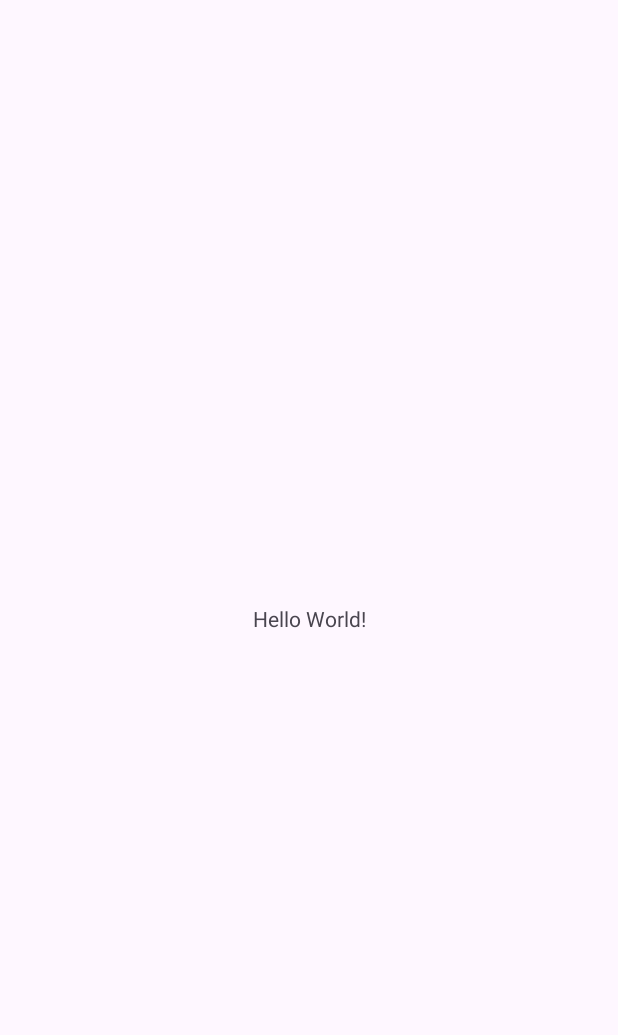
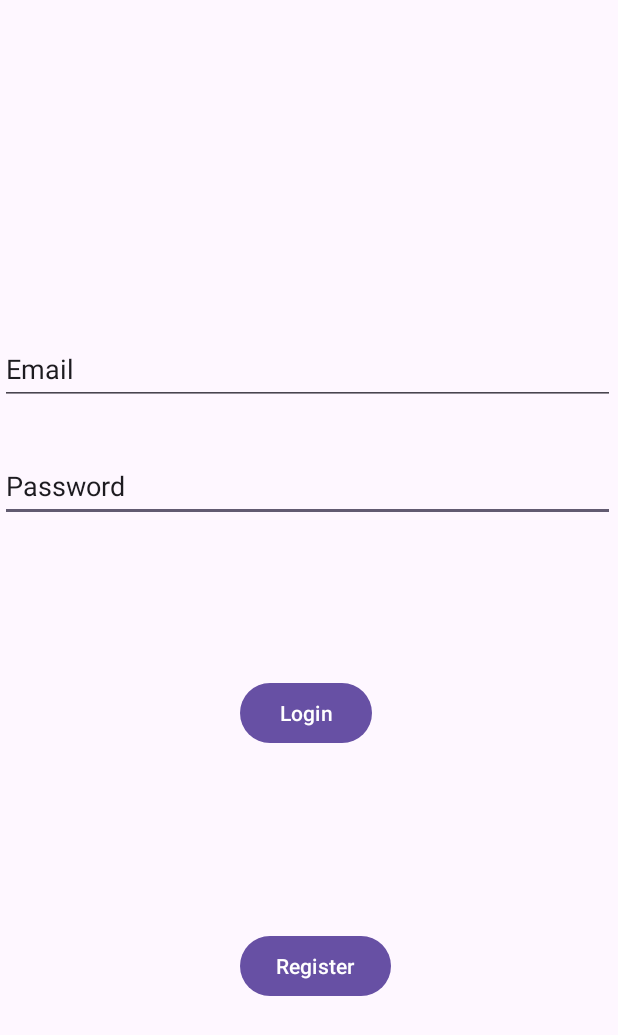
Before and after one commit to mattdelta2/OPCS7311, an Android app: the screen it shows after launch (MainActivity), on a phone screen of 412 x 824 dp. Before the commit the part shown is almost empty. Shown: the top 1035 px of the screen. Run offline under Robolectric (Android 15) with nearby library versions, the phone set to English and light mode, and no system bars.

Commit message:
Changed the Login Page

```diff
--- a/app/src/main/res/layout/activity_main.xml
+++ b/app/src/main/res/layout/activity_main.xml
@@ -6,12 +6,45 @@
     android:layout_height="match_parent"
     tools:context=".MainActivity">
 
-    <TextView
+    <EditText
+        android:id="@+id/editTextText2"
+        android:layout_width="410dp"
+        android:layout_height="48dp"
+        android:layout_marginTop="30dp"
+        android:ems="10"
+        android:inputType="text"
+        android:text="Password"
+        app:layout_constraintStart_toStartOf="parent"
+        app:layout_constraintTop_toBottomOf="@+id/editTextText" />
+
+    <Button
+        android:id="@+id/btn_Register"
         android:layout_width="wrap_content"
         android:layout_height="wrap_content"
-        android:text="Hello World!"
+        android:layout_marginStart="160dp"
+        android:layout_marginBottom="156dp"
+        android:text="Register"
         app:layout_constraintBottom_toBottomOf="parent"
-        app:layout_constraintEnd_toEndOf="parent"
+        app:layout_constraintStart_toStartOf="parent" />
+
+    <Button
+        android:id="@+id/btm_Login"
+        android:layout_width="wrap_content"
+        android:layout_height="wrap_content"
+        android:layout_marginStart="160dp"
+        android:layout_marginTop="103dp"
+        android:text="Login"
+        app:layout_constraintStart_toStartOf="parent"
+        app:layout_constraintTop_toBottomOf="@+id/editTextText2" />
+
+    <EditText
+        android:id="@+id/editTextText"
+        android:layout_width="410dp"
+        android:layout_height="48dp"
+        android:layout_marginTop="222dp"
+        android:ems="10"
+        android:inputType="text"
+        android:text="Email"
         app:layout_constraintStart_toStartOf="parent"
         app:layout_constraintTop_toTopOf="parent" />
 
```
